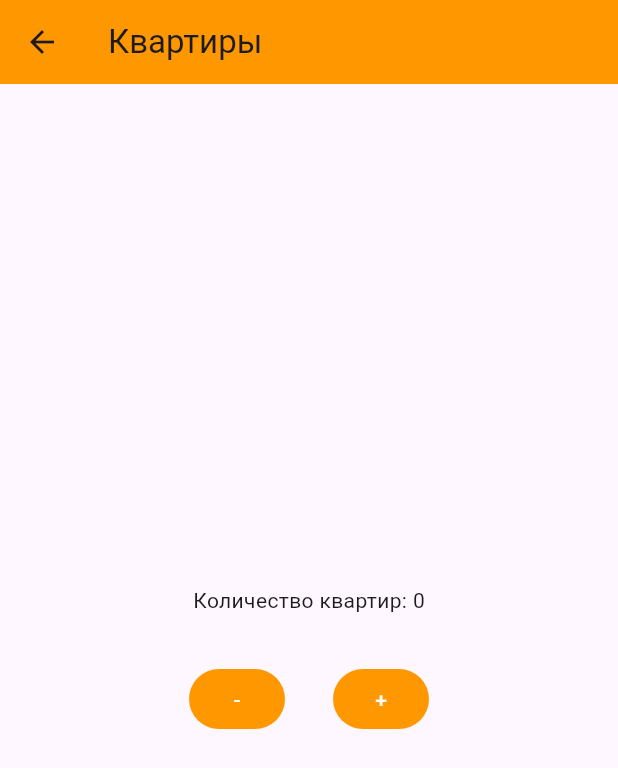
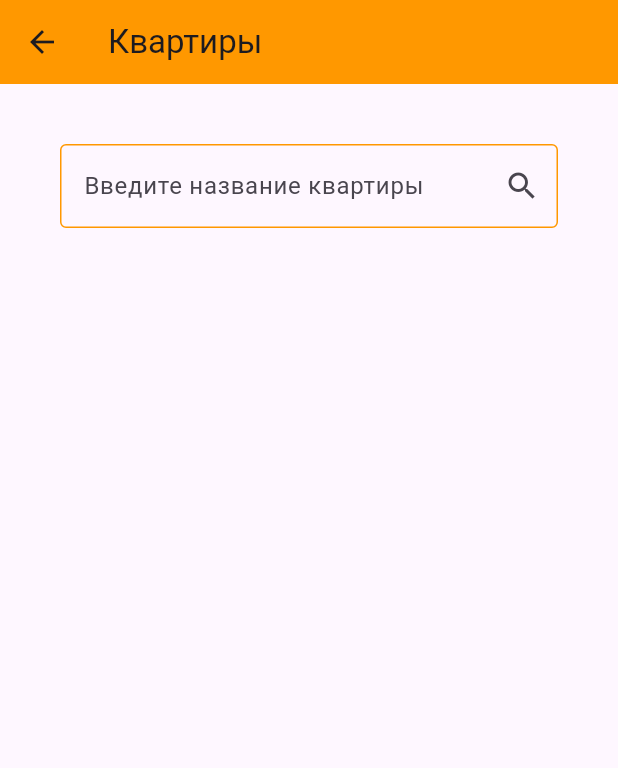
Before and after one commit to Edikwinner/RKMP_Flutter, a Flutter app: the FlatsScreen screen opened directly, on a phone screen of 412 x 824 dp. Shown: the top 768 px of the screen. Run offline on Flutter 3.47's test engine with Material 3 defaults, Android fonts, the phone set to English and light mode, and no system bars.

Commit message:
Реализация списка, построенного на Widget ListView

```diff
--- a/lib/screens/flats_screen.dart
+++ b/lib/screens/flats_screen.dart
@@ -8,65 +8,77 @@ class FlatsScreen extends StatefulWidget {
 }
 
 class FlatsScreenState extends State<FlatsScreen> {
-  int _counter = 0;
+  final TextEditingController _controller = TextEditingController();
+  final FocusNode _focusNode = FocusNode();
 
-  void _incrementCounter() {
+  final List flats = [];
+
+  void _addFlat(String flat) {
     setState(() {
-      _counter++;
+      if (flat.trim().isNotEmpty) {
+        flats.add(flat);
+      }
     });
   }
 
-  void _decrementCounter() {
+  void _removeFlat(int index) {
     setState(() {
-      if (_counter > 0) {
-        _counter--;
-      }
+      flats.removeAt(index);
     });
   }
 
   @override
   Widget build(BuildContext context) {
     return Scaffold(
-      appBar: AppBar(
-        backgroundColor: Colors.orange,
-        title: Text("Квартиры"),
-      ),
-      body: Center(
+      appBar: AppBar(backgroundColor: Colors.orange, title: Text("Квартиры")),
+      body: Padding(
+        padding: const EdgeInsets.all(40),
         child: Column(
-          mainAxisAlignment: MainAxisAlignment.center,
-          children: <Widget>[
-            Padding(
-              padding: EdgeInsetsGeometry.all(16),
-              child: Text("Количество квартир: $_counter"),
+          crossAxisAlignment: CrossAxisAlignment.start,
+          children: [
+            TextField(
+              controller: _controller,
+              focusNode: _focusNode,
+              onSubmitted: (value) {
+                _addFlat(value);
+                _controller.clear();
+                FocusScope.of(context).requestFocus(_focusNode);
+              },
+              decoration: InputDecoration(
+                hintText: "Введите название квартиры",
+                suffixIcon: IconButton(
+                  icon: Icon(Icons.search),
+                  onPressed: () {
+                    _addFlat(_controller.text);
+                    _controller.clear();
+                    FocusScope.of(context).requestFocus(_focusNode);
+                  },
+                ),
+                focusedBorder: OutlineInputBorder(
+                  borderSide: BorderSide(color: Colors.orange, width: 2),
+                ),
+                enabledBorder: OutlineInputBorder(
+                  borderSide: BorderSide(color: Colors.orange, width: 1),
+                ),
+              ),
             ),
-            Row(
-              mainAxisAlignment: MainAxisAlignment.center,
-              children: [
-                Padding(
-                  padding: EdgeInsetsGeometry.all(16),
-                  child: FilledButton(
-                    onPressed: () {
-                      _decrementCounter();
-                    },
-                    style: ButtonStyle(
-                      backgroundColor: WidgetStatePropertyAll(Colors.orange),
+
+            const SizedBox(height: 16),
+
+            Expanded(
+              child: ListView.builder(
+                itemCount: flats.length,
+                itemBuilder: (context, index) => Card(
+                  elevation: 2,
+                  child: ListTile(
+                    title: Text(flats[index]),
+                    trailing: IconButton(
+                      icon: Icon(Icons.delete_forever),
+                      onPressed: () => _removeFlat(index),
                     ),
-                    child: Text("-"),
                   ),
                 ),
-                Padding(
-                  padding: EdgeInsetsGeometry.all(16),
-                  child: FilledButton(
-                    onPressed: () {
-                      _incrementCounter();
-                    },
-                    style: ButtonStyle(
-                      backgroundColor: WidgetStatePropertyAll(Colors.orange),
-                    ),
-                    child: Text("+"),
-                  ),
-                ),
-              ],
+              ),
             ),
           ],
         ),
```
